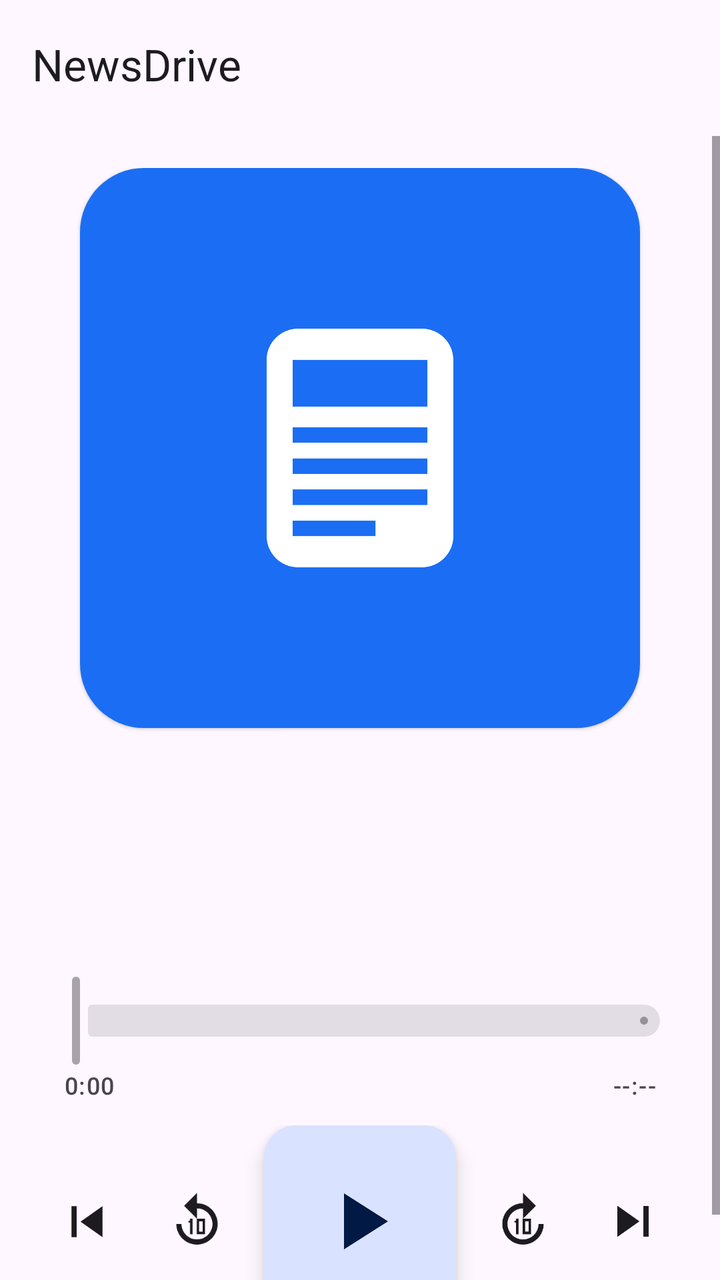
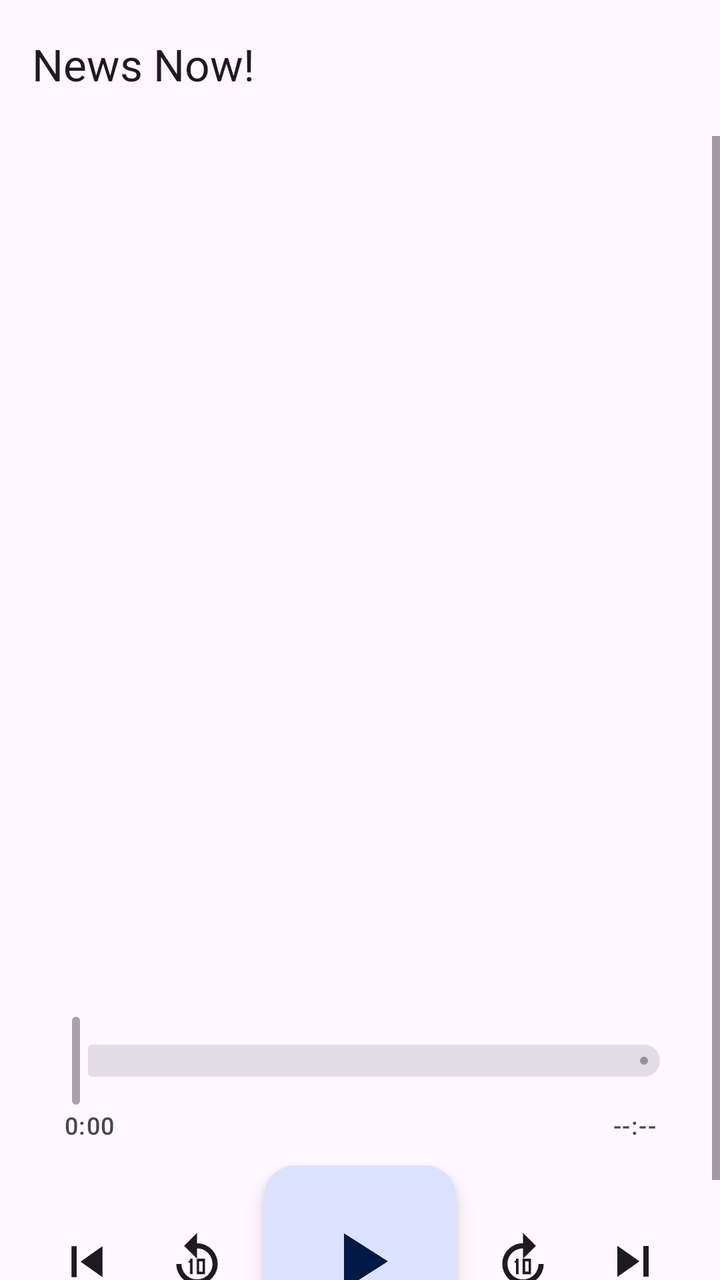

Two renders of the same Android screen: before a commit and after it. Below are the layout's source before the change and the commit's diff.
<!-- AndroidManifest.xml: application theme Theme.NewsDrive -->
<!-- res/layout/activity_main.xml -->
<?xml version="1.0" encoding="utf-8"?>
<LinearLayout xmlns:android="http://schemas.android.com/apk/res/android"
    xmlns:app="http://schemas.android.com/apk/res-auto"
    android:id="@+id/root"
    android:layout_width="match_parent"
    android:layout_height="match_parent"
    android:background="?attr/colorSurface"
    android:fitsSystemWindows="true"
    android:orientation="vertical">

    <com.google.android.material.appbar.MaterialToolbar
        android:id="@+id/toolbar"
        android:layout_width="match_parent"
        android:layout_height="?attr/actionBarSize"
        app:title="@string/app_name" />

    <com.google.android.material.progressindicator.LinearProgressIndicator
        android:id="@+id/refreshProgress"
        android:layout_width="match_parent"
        android:layout_height="wrap_content"
        android:indeterminate="true"
        android:visibility="invisible" />

    <ScrollView
        android:layout_width="match_parent"
        android:layout_height="0dp"
        android:layout_weight="1"
        android:fillViewport="true">

        <LinearLayout
            android:layout_width="match_parent"
            android:layout_height="wrap_content"
            android:gravity="center"
            android:orientation="vertical"
            android:paddingHorizontal="16dp"
            android:paddingVertical="16dp">

            <com.google.android.material.card.MaterialCardView
                style="?attr/materialCardViewElevatedStyle"
                android:layout_width="280dp"
                android:layout_height="280dp"
                app:cardCornerRadius="32dp">

                <ImageView
                    android:id="@+id/artwork"
                    android:layout_width="match_parent"
                    android:layout_height="match_parent"
                    android:contentDescription="@string/artwork"
                    android:scaleType="centerCrop"
                    android:src="@drawable/ic_news" />
            </com.google.android.material.card.MaterialCardView>

            <TextView
                android:id="@+id/title"
                android:layout_width="match_parent"
                android:layout_height="wrap_content"
                android:layout_marginTop="28dp"
                android:gravity="center"
                android:textAppearance="?attr/textAppearanceHeadlineSmall"
                android:textColor="?attr/colorOnSurface" />

            <TextView
                android:id="@+id/subtitle"
                android:layout_width="match_parent"
                android:layout_height="wrap_content"
                android:layout_marginTop="4dp"
                android:gravity="center"
                android:textAppearance="?attr/textAppearanceBodyMedium"
                android:textColor="?attr/colorOnSurfaceVariant" />

            <TextView
                android:id="@+id/queueInfo"
                android:layout_width="match_parent"
                android:layout_height="wrap_content"
                android:layout_marginTop="4dp"
                android:gravity="center"
                android:textAppearance="?attr/textAppearanceLabelLarge"
                android:textColor="?attr/colorPrimary" />

            <com.google.android.material.slider.Slider
                android:id="@+id/seek"
                android:layout_width="match_parent"
                android:layout_height="wrap_content"
                android:layout_marginTop="16dp"
                android:enabled="false"
                android:valueFrom="0.0"
                android:valueTo="1.0"
                app:labelBehavior="gone" />

            <LinearLayout
                android:layout_width="match_parent"
                android:layout_height="wrap_content"
                android:orientation="horizontal"
                android:paddingHorizontal="16dp">

                <TextView
                    android:id="@+id/position"
                    android:layout_width="0dp"
                    android:layout_height="wrap_content"
                    android:layout_weight="1"
                    android:text="0:00"
                    android:textAppearance="?attr/textAppearanceLabelMedium"
                    android:textColor="?attr/colorOnSurfaceVariant" />

                <TextView
                    android:id="@+id/duration"
                    android:layout_width="0dp"
                    android:layout_height="wrap_content"
                    android:layout_weight="1"
                    android:gravity="end"
                    android:text="--:--"
                    android:textAppearance="?attr/textAppearanceLabelMedium"
                    android:textColor="?attr/colorOnSurfaceVariant" />
            </LinearLayout>

            <LinearLayout
                android:layout_width="match_parent"
                android:layout_height="wrap_content"
                android:layout_marginTop="12dp"
                android:gravity="center_vertical"
                android:orientation="horizontal">

                <ImageButton
                    android:id="@+id/btnPrev"
                    android:layout_width="0dp"
                    android:layout_height="72dp"
                    android:layout_weight="1"
                    android:background="?android:attr/selectableItemBackgroundBorderless"
                    android:padding="12dp"
                    android:scaleType="fitCenter"
                    android:contentDescription="@string/previous"
                    android:src="@drawable/ic_skip_previous"
                    android:tint="?attr/colorOnSurface" />

                <ImageButton
                    android:id="@+id/btnBack"
                    android:layout_width="0dp"
                    android:layout_height="72dp"
                    android:layout_weight="1"
                    android:background="?android:attr/selectableItemBackgroundBorderless"
                    android:padding="12dp"
                    android:scaleType="fitCenter"
                    android:contentDescription="@string/back10"
                    android:src="@drawable/ic_replay_10"
                    android:tint="?attr/colorOnSurface" />

                <com.google.android.material.floatingactionbutton.FloatingActionButton
                    android:id="@+id/btnPlay"
                    android:layout_width="wrap_content"
                    android:layout_height="wrap_content"
                    android:layout_marginHorizontal="6dp"
                    android:contentDescription="@string/play"
                    app:fabCustomSize="96dp"
                    app:maxImageSize="48dp"
                    app:srcCompat="@drawable/ic_play"
                    app:tint="?attr/colorOnPrimaryContainer" />

                <ImageButton
                    android:id="@+id/btnForward"
                    android:layout_width="0dp"
                    android:layout_height="72dp"
                    android:layout_weight="1"
                    android:background="?android:attr/selectableItemBackgroundBorderless"
                    android:padding="12dp"
                    android:scaleType="fitCenter"
                    android:contentDescription="@string/forward10"
                    android:src="@drawable/ic_forward_10"
                    android:tint="?attr/colorOnSurface" />

                <ImageButton
                    android:id="@+id/btnNext"
                    android:layout_width="0dp"
                    android:layout_height="72dp"
                    android:layout_weight="1"
                    android:background="?android:attr/selectableItemBackgroundBorderless"
                    android:padding="12dp"
                    android:scaleType="fitCenter"
                    android:contentDescription="@string/next"
                    android:src="@drawable/ic_skip_next"
                    android:tint="?attr/colorOnSurface" />
            </LinearLayout>
        </LinearLayout>
    </ScrollView>
</LinearLayout>
<!-- resources referenced by this layout -->
<resources>
  <!-- drawable ic_forward_10 (drawable) -->
  <?xml version="1.0" encoding="utf-8"?>
  <vector xmlns:android="http://schemas.android.com/apk/res/android"
      android:width="24dp"
      android:height="24dp"
      android:viewportWidth="24"
      android:viewportHeight="24">
      <path
          android:fillColor="#FFFFFF"
          android:pathData="M12,5V1l5,5 -5,5V7c-3.31,0 -6,2.69 -6,6s2.69,6 6,6 6,-2.69 6,-6h2c0,4.42 -3.58,8 -8,8s-8,-3.58 -8,-8 3.58,-8 8,-8z" />
      <path
          android:fillColor="#FFFFFF"
          android:fillType="evenOdd"
          android:pathData="M9.3,11h1v6h-1zM8.5,12.2l0.8,-0.6v1z M11.9,11h3.2v6h-3.2zM12.8,12v4h1.4v-4z" />
  </vector>
  <!-- drawable ic_news (drawable) -->
  <?xml version="1.0" encoding="utf-8"?>
  <vector xmlns:android="http://schemas.android.com/apk/res/android"
      android:width="108dp"
      android:height="108dp"
      android:viewportWidth="108"
      android:viewportHeight="108">
      <path
          android:fillColor="#1B6EF3"
          android:pathData="M0,0h108v108h-108z" />
      <path
          android:fillColor="#FFFFFF"
          android:fillType="evenOdd"
          android:pathData="M42,31h24c3.3,0 6,2.7 6,6v34c0,3.3 -2.7,6 -6,6H42c-3.3,0 -6,-2.7 -6,-6V37c0,-3.3 2.7,-6 6,-6zM41,37h26v9H41zM41,50h26v3H41zM41,56h26v3H41zM41,62h26v3H41zM41,68h16v3H41z" />
  </vector>
  <!-- drawable ic_play (drawable) -->
  <?xml version="1.0" encoding="utf-8"?>
  <vector xmlns:android="http://schemas.android.com/apk/res/android"
      android:width="24dp"
      android:height="24dp"
      android:viewportWidth="24"
      android:viewportHeight="24">
      <path
          android:fillColor="#FFFFFF"
          android:pathData="M8,5v14l11,-7z" />
  </vector>
  <!-- drawable ic_replay_10 (drawable) -->
  <?xml version="1.0" encoding="utf-8"?>
  <vector xmlns:android="http://schemas.android.com/apk/res/android"
      android:width="24dp"
      android:height="24dp"
      android:viewportWidth="24"
      android:viewportHeight="24">
      <path
          android:fillColor="#FFFFFF"
          android:pathData="M12,5V1L7,6l5,5V7c3.31,0 6,2.69 6,6s-2.69,6 -6,6 -6,-2.69 -6,-6H4c0,4.42 3.58,8 8,8s8,-3.58 8,-8 -3.58,-8 -8,-8z" />
      <path
          android:fillColor="#FFFFFF"
          android:fillType="evenOdd"
          android:pathData="M9.3,11h1v6h-1zM8.5,12.2l0.8,-0.6v1z M11.9,11h3.2v6h-3.2zM12.8,12v4h1.4v-4z" />
  </vector>
  <!-- drawable ic_skip_next (drawable) -->
  <?xml version="1.0" encoding="utf-8"?>
  <vector xmlns:android="http://schemas.android.com/apk/res/android"
      android:width="24dp"
      android:height="24dp"
      android:viewportWidth="24"
      android:viewportHeight="24">
      <path
          android:fillColor="#FFFFFF"
          android:pathData="M6,18l8.5,-6L6,6v12zM16,6v12h2V6h-2z" />
  </vector>
  <!-- drawable ic_skip_previous (drawable) -->
  <?xml version="1.0" encoding="utf-8"?>
  <vector xmlns:android="http://schemas.android.com/apk/res/android"
      android:width="24dp"
      android:height="24dp"
      android:viewportWidth="24"
      android:viewportHeight="24">
      <path
          android:fillColor="#FFFFFF"
          android:pathData="M6,6h2v12H6zM9.5,12l8.5,6V6z" />
  </vector>
  <string name="app_name">NewsDrive</string>
  <string name="artwork">Station artwork</string>
  <string name="back10">Back 10 seconds</string>
  <string name="forward10">Forward 10 seconds</string>
  <string name="next">Next bulletin</string>
  <string name="play">Play</string>
  <string name="previous">Previous bulletin</string>
  <style name="Theme.NewsDrive" parent="Theme.Material3.DayNight.NoActionBar">
          <item name="colorPrimary">#0B5BD3</item>
          <item name="colorOnPrimary">#FFFFFF</item>
          <item name="colorPrimaryContainer">#D9E2FF</item>
          <item name="colorOnPrimaryContainer">#001945</item>
      </style>
</resources>

<!-- the commit's change to res/layout/activity_main.xml (unified diff, before → after) -->
@@ -35,20 +35,14 @@
             android:paddingHorizontal="16dp"
             android:paddingVertical="16dp">
 
-            <com.google.android.material.card.MaterialCardView
-                style="?attr/materialCardViewElevatedStyle"
-                android:layout_width="280dp"
-                android:layout_height="280dp"
-                app:cardCornerRadius="32dp">
-
-                <ImageView
-                    android:id="@+id/artwork"
-                    android:layout_width="match_parent"
-                    android:layout_height="match_parent"
-                    android:contentDescription="@string/artwork"
-                    android:scaleType="centerCrop"
-                    android:src="@drawable/ic_news" />
-            </com.google.android.material.card.MaterialCardView>
+            <androidx.viewpager2.widget.ViewPager2
+                android:id="@+id/cards"
+                android:layout_width="match_parent"
+                android:layout_height="300dp"
+                android:clipChildren="false"
+                android:clipToPadding="false"
+                android:contentDescription="@string/artwork"
+                android:overScrollMode="never" />
 
             <TextView
                 android:id="@+id/title"
<!-- resource entries referenced after the edit -->
@@ -14,21 +14,6 @@
           android:fillColor="#FFFFFF"
           android:fillType="evenOdd"
           android:pathData="M9.3,11h1v6h-1zM8.5,12.2l0.8,-0.6v1z M11.9,11h3.2v6h-3.2zM12.8,12v4h1.4v-4z" />
-  </vector>
-  <!-- drawable ic_news (drawable) -->
-  <?xml version="1.0" encoding="utf-8"?>
-  <vector xmlns:android="http://schemas.android.com/apk/res/android"
-      android:width="108dp"
-      android:height="108dp"
-      android:viewportWidth="108"
-      android:viewportHeight="108">
-      <path
-          android:fillColor="#1B6EF3"
-          android:pathData="M0,0h108v108h-108z" />
-      <path
-          android:fillColor="#FFFFFF"
-          android:fillType="evenOdd"
-          android:pathData="M42,31h24c3.3,0 6,2.7 6,6v34c0,3.3 -2.7,6 -6,6H42c-3.3,0 -6,-2.7 -6,-6V37c0,-3.3 2.7,-6 6,-6zM41,37h26v9H41zM41,50h26v3H41zM41,56h26v3H41zM41,62h26v3H41zM41,68h16v3H41z" />
   </vector>
   <!-- drawable ic_play (drawable) -->
   <?xml version="1.0" encoding="utf-8"?>
@@ -78,7 +63,7 @@
           android:fillColor="#FFFFFF"
           android:pathData="M6,6h2v12H6zM9.5,12l8.5,6V6z" />
   </vector>
-  <string name="app_name">NewsDrive</string>
+  <string name="app_name">News Now!</string>
   <string name="artwork">Station artwork</string>
   <string name="back10">Back 10 seconds</string>
   <string name="forward10">Forward 10 seconds</string>
